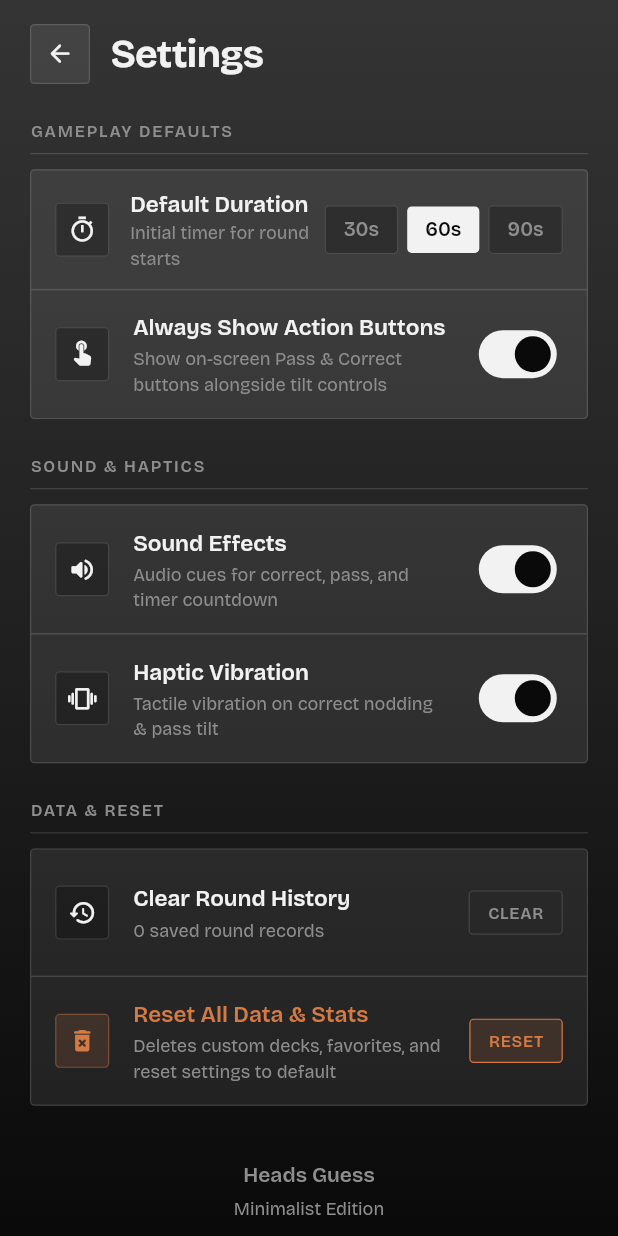
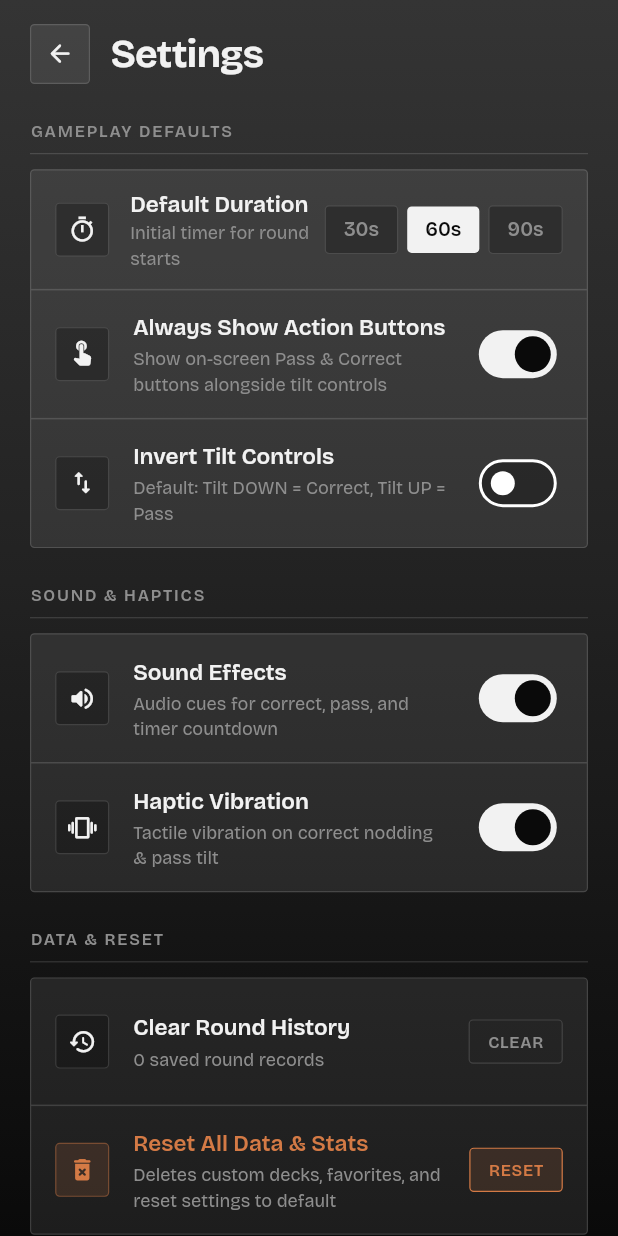
Before and after one commit to koiralapariksit/Cipher, a Flutter app: the screen it shows after launch, after a tap on "Settings", on a phone screen of 412 x 824 dp. Run offline on Flutter 3.47's test engine with Material 3 defaults, Android fonts, the phone set to English and light mode, and no system bars; our stand-ins replace google_fonts, sensors_plus, shared_preferences, wakelock_plus.

Commit message:
feat(settings): relocate tilt inversion toggle to main settings and clean gameplay HUD

```diff
--- a/lib/screens/settings_screen.dart
+++ b/lib/screens/settings_screen.dart
@@ -113,6 +113,44 @@ class _SettingsScreenState extends State<SettingsScreen> {
                               inactiveTrackColor: appField,
                               onChanged: (val) => _save(
                                   _settings.copyWith(showManualButtons: val)),
+                            ),
+                            const Divider(
+                              height: 1,
+                              color: appLine,
+                            ),
+                            SwitchListTile(
+                              contentPadding: const EdgeInsets.symmetric(
+                                  horizontal: 16, vertical: 6),
+                              secondary: Container(
+                                width: 36,
+                                height: 36,
+                                decoration: BoxDecoration(
+                                  borderRadius:
+                                      BorderRadius.circular(appRadius),
+                                  color: appField,
+                                  border:
+                                      Border.all(color: appLine, width: 0.8),
+                                ),
+                                child: const Icon(Icons.swap_vert_rounded,
+                                    color: appText, size: 19),
+                              ),
+                              title: Text(
+                                'Invert Tilt Controls',
+                                style: appFont(15,
+                                    weight: FontWeight.w600, color: appText),
+                              ),
+                              subtitle: Text(
+                                _settings.invertTilt
+                                    ? 'Inverted: Tilt UP = Correct, Tilt DOWN = Pass'
+                                    : 'Default: Tilt DOWN = Correct, Tilt UP = Pass',
+                                style: appFont(12, color: appTextDim),
+                              ),
+                              value: _settings.invertTilt,
+                              activeThumbColor: appBgBottom,
+                              activeTrackColor: appText,
+                              inactiveTrackColor: appField,
+                              onChanged: (val) => _save(
+                                  _settings.copyWith(invertTilt: val)),
                             ),
                           ],
                         ),
--- a/lib/services/storage_service.dart
+++ b/lib/services/storage_service.dart
@@ -11,6 +11,7 @@ class AppSettings {
   final int defaultTimerDuration; // 30, 60, 90
   final double tiltSensitivity; // 1.0 (normal)
   final bool showManualButtons; // Always show on-screen buttons
+  final bool invertTilt; // Default false: Down = Correct, Up = Pass
 
   const AppSettings({
     this.soundEnabled = true,
@@ -18,6 +19,7 @@ class AppSettings {
     this.defaultTimerDuration = 60,
     this.tiltSensitivity = 1.0,
     this.showManualButtons = true,
+    this.invertTilt = false,
   });
 
   AppSettings copyWith({
@@ -26,6 +28,7 @@ class AppSettings {
     int? defaultTimerDuration,
     double? tiltSensitivity,
     bool? showManualButtons,
+    bool? invertTilt,
   }) {
     return AppSettings(
       soundEnabled: soundEnabled ?? this.soundEnabled,
@@ -33,6 +36,7 @@ class AppSettings {
       defaultTimerDuration: defaultTimerDuration ?? this.defaultTimerDuration,
       tiltSensitivity: tiltSensitivity ?? this.tiltSensitivity,
       showManualButtons: showManualButtons ?? this.showManualButtons,
+      invertTilt: invertTilt ?? this.invertTilt,
     );
   }
 
@@ -43,6 +47,7 @@ class AppSettings {
       'defaultTimerDuration': defaultTimerDuration,
       'tiltSensitivity': tiltSensitivity,
       'showManualButtons': showManualButtons,
+      'invertTilt': invertTilt,
     };
   }
 
@@ -56,6 +61,7 @@ class AppSettings {
           (map['tiltSensitivity'] as num?)?.toDouble() ?? 1.0,
       showManualButtons:
           map['showManualButtons'] as bool? ?? map['forceManualButtons'] as bool? ?? true,
+      invertTilt: map['invertTilt'] as bool? ?? false,
     );
   }
 
```
Also changed, not shown: lib/screens/gameplay_screen.dart (+2 -32 lines), 1 other file.
